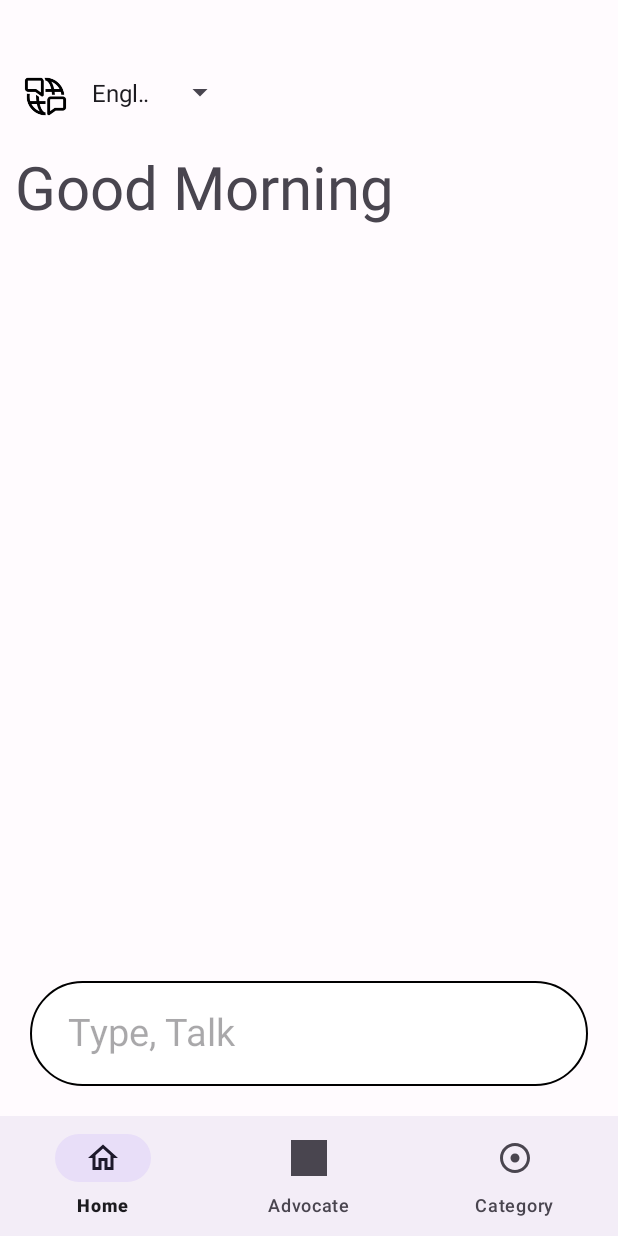
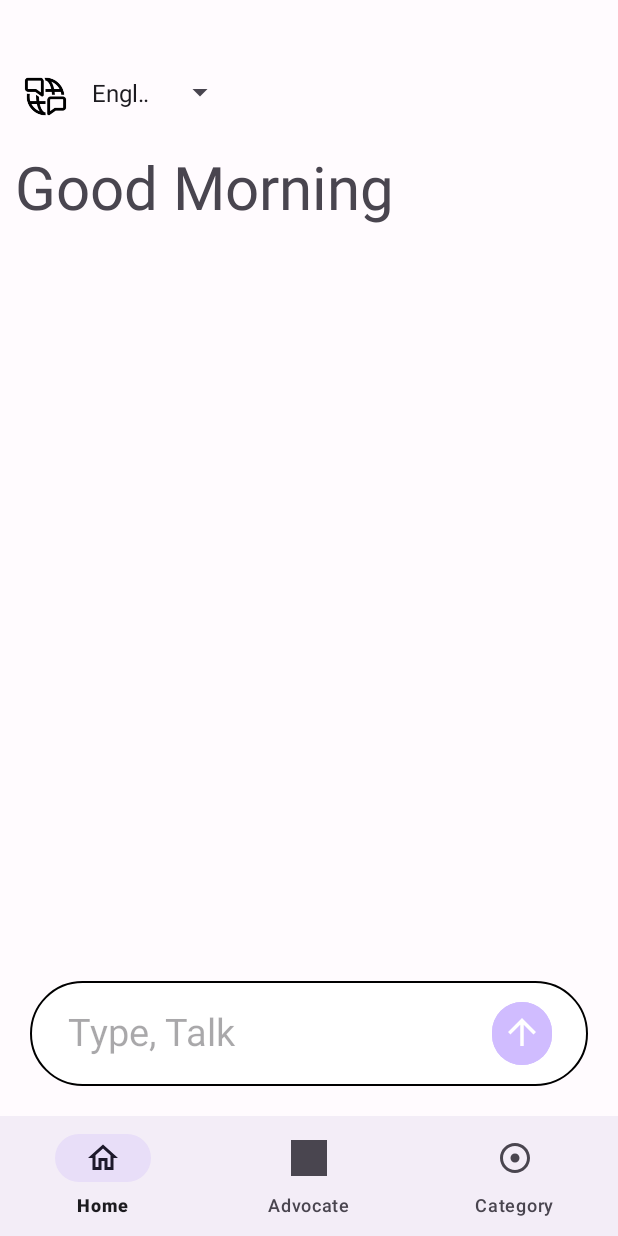
Before and after one commit to deepgr8/NyaySetu-app, an Android app: the screen it shows after launch (MainActivity), on a phone screen of 412 x 824 dp. Run offline under Robolectric (Android 15) with nearby library versions, the phone set to English and light mode, and no system bars.

Commit message:
sixth commit..

```diff
--- a/app/src/main/java/com/example/nyaysetu/MainActivity.java
+++ b/app/src/main/java/com/example/nyaysetu/MainActivity.java
@@ -2,6 +2,7 @@ package com.example.nyaysetu;
 
 import androidx.annotation.NonNull;
 import androidx.appcompat.app.AppCompatActivity;
+import androidx.appcompat.app.AppCompatDelegate;
 import androidx.fragment.app.Fragment;
 import androidx.fragment.app.FragmentManager;
 import androidx.fragment.app.FragmentTransaction;
@@ -38,7 +39,7 @@ public class MainActivity extends AppCompatActivity {
         getSupportFragmentManager().beginTransaction().replace(R.id.frameLayout,new homeFragment()).commit();
 //        apply to all activities and fragments.....remainder
         DynamicColors.applyToActivitiesIfAvailable((Application) getApplicationContext());
-
+        AppCompatDelegate.setDefaultNightMode(AppCompatDelegate.MODE_NIGHT_NO);
        BottomNavigationView bottomNavigationView = findViewById(R.id.bottom_navigation);
         //        Language selection section----------------
         bottomNavigationView.setOnNavigationItemSelectedListener(new BottomNavigationView.OnNavigationItemSelectedListener() {
--- a/app/src/main/java/com/example/nyaysetu/homeFragment.java
+++ b/app/src/main/java/com/example/nyaysetu/homeFragment.java
@@ -1,5 +1,6 @@
 package com.example.nyaysetu;
 
+import android.app.Application;
 import android.os.Bundle;
 
 import androidx.fragment.app.Fragment;
@@ -10,13 +11,15 @@ import android.view.ViewGroup;
 import android.widget.ArrayAdapter;
 
 import com.example.nyaysetu.databinding.FragmentHomeBinding;
+import com.google.android.material.color.DynamicColors;
 
 import java.util.ArrayList;
 import java.util.Arrays;
 import java.util.Calendar;
 
 public class homeFragment extends Fragment {
-    FragmentHomeBinding homeBinding;
+
+     FragmentHomeBinding homeBinding;
 
     public homeFragment() {
         // Required empty public constructor
@@ -27,6 +30,7 @@ public class homeFragment extends Fragment {
     public View onCreateView(LayoutInflater inflater, ViewGroup container,
                              Bundle savedInstanceState) {
         // Inflate the layout for this fragment
+        DynamicColors.applyToActivitiesIfAvailable(getActivity().getApplication());
         homeBinding = FragmentHomeBinding.inflate(inflater,container,false);
         ArrayList<String> languages = new ArrayList<>();
         languages.addAll(Arrays.asList("English","Assamese", "Bangla", "Bodo", "Dogri", "Gujarati", "Hindi", "Kashmiri", "Kannada", "Konkani", "Maithili", "Malayalam", "Manipuri", "Marathi", "Nepali", "Oriya", "Punjabi", "Tamil", "Telugu","Sanskrit" , "Santali", "Sindhi", "Urdu"));
--- /dev/null
+++ b/app/src/main/res/drawable/baseline_arrow_upward_24.xml
@@ -0,0 +1,5 @@
+<vector xmlns:android="http://schemas.android.com/apk/res/android" android:height="24dp" android:tint="#000000" android:viewportHeight="24" android:viewportWidth="24" android:width="24dp">
+
+    <path android:fillColor="@android:color/white" android:pathData="M4,12l1.41,1.41L11,7.83V20h2V7.83l5.58,5.59L20,12l-8,-8 -8,8z"/>
+
+</vector>
--- a/app/src/main/res/layout/fragment_home.xml
+++ b/app/src/main/res/layout/fragment_home.xml
@@ -67,5 +67,19 @@
             app:layout_constraintVertical_bias="1.0"
             app:placeholderTextColor="@color/black" />
 
+        <com.google.android.material.button.MaterialButton
+            android:id="@+id/send_query"
+            android:layout_width="40dp"
+            android:layout_height="50dp"
+            android:backgroundTint="@color/md_theme_dark_primary"
+            app:icon="@drawable/baseline_arrow_upward_24"
+            app:iconSize="28dp"
+            app:iconGravity="textTop"
+            app:layout_constraintBottom_toBottomOf="@+id/textField"
+            app:layout_constraintEnd_toEndOf="parent"
+            app:layout_constraintHorizontal_bias="0.875"
+            app:layout_constraintStart_toStartOf="@+id/textField"
+            app:layout_constraintTop_toTopOf="@+id/textField" />
+
     </androidx.constraintlayout.widget.ConstraintLayout>
 </FrameLayout>
```
Also changed, not shown: app/src/main/java/com/example/nyaysetu/MessageModel.java (added, +28 -0 lines), app/src/main/res/layout/chat_item.xml (added, +40 -0 lines), app/src/main/res/layout/advocate_detail_row.xml (line endings or trailing spaces).
